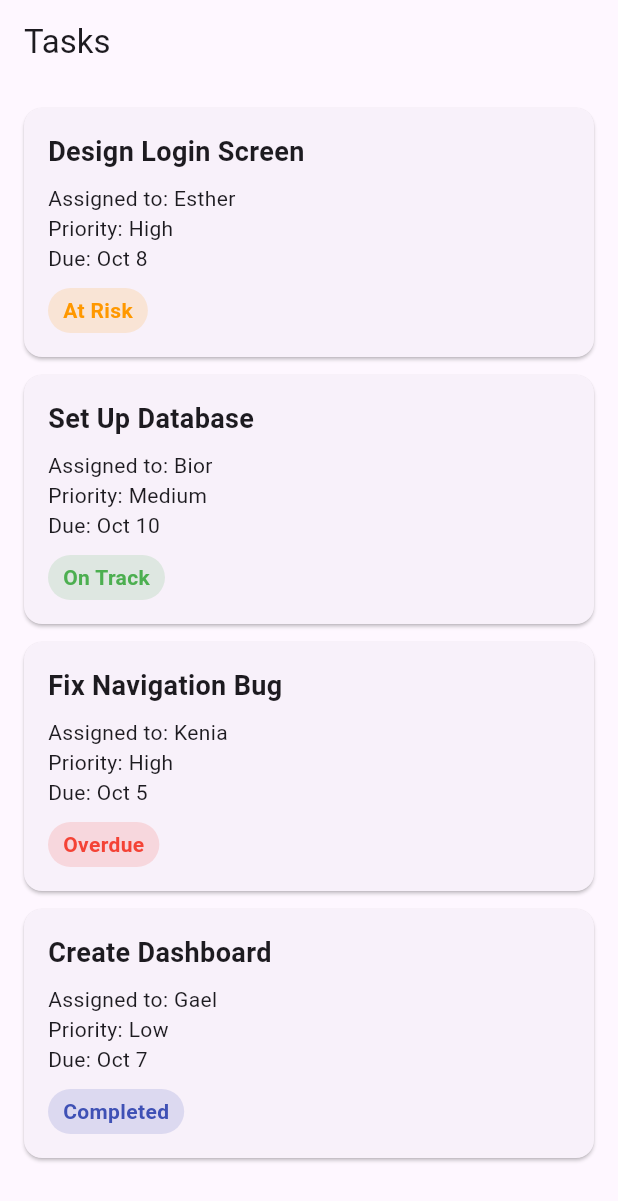
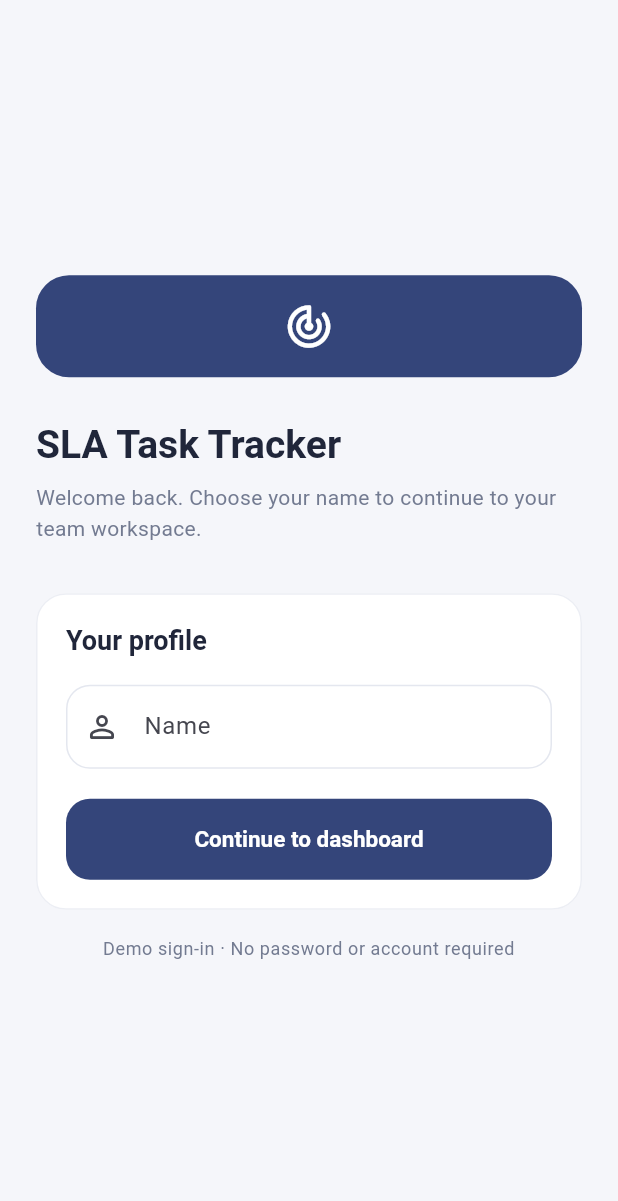
Before and after one commit to EKIRABO/flutter-sla-task-tracker, a Flutter app: the screen it shows after launch, on a phone screen of 412 x 824 dp. Shown: the top 1201 px of the screen. Run offline on Flutter 3.47's test engine with Material 3 defaults, Android fonts, the phone set to English and light mode, and no system bars.

Commit message:
Add login and dashboard screens

```diff
--- a/lib/main.dart
+++ b/lib/main.dart
@@ -1,5 +1,7 @@
 import 'package:flutter/material.dart';
-import 'screens/task_list_screen.dart';
+
+import 'screens/sign_in_screen.dart';
+import 'theme/app_theme.dart';
 
 void main() {
   runApp(const MyApp());
@@ -13,12 +15,8 @@ class MyApp extends StatelessWidget {
     return MaterialApp(
       debugShowCheckedModeBanner: false,
       title: 'SLA Task Tracker',
-      theme: ThemeData(
-        colorScheme: ColorScheme.fromSeed(
-          seedColor: Colors.deepPurple,
-        ),
-      ),
-      home: const TaskListScreen(),
+      theme: AppTheme.light,
+      home: const SignInScreen(),
     );
   }
 }
--- /dev/null
+++ b/lib/screens/sign_in_screen.dart
@@ -0,0 +1,135 @@
+import 'package:flutter/material.dart';
+
+import '../theme/app_theme.dart';
+import 'dashboard_screen.dart';
+
+class SignInScreen extends StatefulWidget {
+  const SignInScreen({super.key});
+
+  @override
+  State<SignInScreen> createState() => _SignInScreenState();
+}
+
+class _SignInScreenState extends State<SignInScreen> {
+  final _formKey = GlobalKey<FormState>();
+  final _nameController = TextEditingController();
+
+  @override
+  void dispose() {
+    _nameController.dispose();
+    super.dispose();
+  }
+
+  void _continueToDashboard() {
+    if (!_formKey.currentState!.validate()) {
+      return;
+    }
+
+    Navigator.of(context).pushReplacement(
+      MaterialPageRoute<void>(
+        builder: (_) => DashboardScreen(
+          userName: _nameController.text.trim(),
+        ),
+      ),
+    );
+  }
+
+  @override
+  Widget build(BuildContext context) {
+    return Scaffold(
+      body: SafeArea(
+        child: Center(
+          child: SingleChildScrollView(
+            padding: const EdgeInsets.all(24),
+            child: ConstrainedBox(
+              constraints: const BoxConstraints(maxWidth: 440),
+              child: Form(
+                key: _formKey,
+                child: Column(
+                  crossAxisAlignment: CrossAxisAlignment.stretch,
+                  children: [
+                    Container(
+                      width: 68,
+                      height: 68,
+                      alignment: Alignment.center,
+                      decoration: BoxDecoration(
+                        color: AppColors.primary,
+                        borderRadius: BorderRadius.circular(22),
+                      ),
+                      child: const Icon(
+                        Icons.track_changes_rounded,
+                        color: Colors.white,
+                        size: 34,
+                      ),
+                    ),
+                    const SizedBox(height: 28),
+                    Text(
+                      'SLA Task Tracker',
+                      style: Theme.of(context).textTheme.headlineMedium,
+                    ),
+                    const SizedBox(height: 8),
+                    Text(
+                      'Welcome back. Choose your name to continue to your team workspace.',
+                      style: Theme.of(context).textTheme.bodyMedium?.copyWith(
+                            color: AppColors.mutedText,
+                            height: 1.5,
+                          ),
+                    ),
+                    const SizedBox(height: 32),
+                    Card(
+                      child: Padding(
+                        padding: const EdgeInsets.all(20),
+                        child: Column(
+                          crossAxisAlignment: CrossAxisAlignment.start,
+                          children: [
+                            Text(
+                              'Your profile',
+                              style: Theme.of(context).textTheme.titleLarge,
+                            ),
+                            const SizedBox(height: 18),
+                            TextFormField(
+                              controller: _nameController,
+                              textCapitalization: TextCapitalization.words,
+                              textInputAction: TextInputAction.done,
+                              onFieldSubmitted: (_) => _continueToDashboard(),
+                              decoration: const InputDecoration(
+                                labelText: 'Name',
+                                hintText: 'Enter your name',
+                                prefixIcon: Icon(Icons.person_outline_rounded),
+                              ),
+                              validator: (value) {
+                                final name = value?.trim() ?? '';
+                                if (name.isEmpty) {
+                                  return 'Please enter your name.';
+                                }
+                                if (name.length < 2) {
+                                  return 'Name must be at least 2 characters.';
+                                }
+                                return null;
+                              },
+                            ),
+                            const SizedBox(height: 20),
+                            FilledButton(
+                              onPressed: _continueToDashboard,
+                              child: const Text('Continue to dashboard'),
+                            ),
+                          ],
+                        ),
+                      ),
+                    ),
+                    const SizedBox(height: 18),
+                    Text(
+                      'Demo sign-in · No password or account required',
+                      textAlign: TextAlign.center,
+                      style: Theme.of(context).textTheme.bodySmall,
+                    ),
+                  ],
+                ),
+              ),
+            ),
+          ),
+        ),
+      ),
+    );
+  }
+}
--- /dev/null
+++ b/lib/theme/app_theme.dart
@@ -0,0 +1,107 @@
+import 'package:flutter/material.dart';
+
+abstract final class AppColors {
+  static const background = Color(0xFFF5F6FA);
+  static const primary = Color(0xFF34457A);
+  static const text = Color(0xFF20263A);
+  static const mutedText = Color(0xFF737B91);
+  static const onTrack = Color(0xFF24845A);
+  static const atRisk = Color(0xFFD98221);
+  static const overdue = Color(0xFFC8414A);
+  static const completed = Color(0xFF4255B5);
+}
+
+class AppTheme {
+  const AppTheme._();
+
+  static ThemeData get light {
+    final colorScheme = ColorScheme.fromSeed(
+      seedColor: AppColors.primary,
+      surface: Colors.white,
+    );
+
+    return ThemeData(
+      useMaterial3: true,
+      colorScheme: colorScheme,
+      scaffoldBackgroundColor: AppColors.background,
+      appBarTheme: const AppBarTheme(
+        backgroundColor: AppColors.background,
+        foregroundColor: AppColors.text,
+        centerTitle: false,
+        elevation: 0,
+      ),
+      textTheme: const TextTheme(
+        headlineMedium: TextStyle(
+          color: AppColors.text,
+          fontSize: 26,
+          fontWeight: FontWeight.w700,
+        ),
+        titleLarge: TextStyle(
+          color: AppColors.text,
+          fontSize: 18,
+          fontWeight: FontWeight.w700,
+        ),
+        bodyMedium: TextStyle(color: AppColors.text, fontSize: 14),
+        bodySmall: TextStyle(color: AppColors.mutedText, fontSize: 12),
+      ),
+      inputDecorationTheme: InputDecorationTheme(
+        filled: true,
+        fillColor: Colors.white,
+        contentPadding: const EdgeInsets.symmetric(
+          horizontal: 16,
+          vertical: 16,
+        ),
+        border: OutlineInputBorder(
+          borderRadius: BorderRadius.circular(16),
+          borderSide: const BorderSide(color: Color(0xFFE4E7EF)),
+        ),
+        enabledBorder: OutlineInputBorder(
+          borderRadius: BorderRadius.circular(16),
+          borderSide: const BorderSide(color: Color(0xFFE4E7EF)),
+        ),
+        focusedBorder: OutlineInputBorder(
+          borderRadius: BorderRadius.circular(16),
+          borderSide: const BorderSide(color: AppColors.primary, width: 1.5),
+        ),
+      ),
+      filledButtonTheme: FilledButtonThemeData(
+        style: FilledButton.styleFrom(
+          backgroundColor: AppColors.primary,
+          foregroundColor: Colors.white,
+          minimumSize: const Size.fromHeight(54),
+          shape: RoundedRectangleBorder(
+            borderRadius: BorderRadius.circular(16),
+          ),
+          textStyle: const TextStyle(
+            fontSize: 15,
+            fontWeight: FontWeight.w600,
+          ),
+        ),
+      ),
+      cardTheme: CardThemeData(
+        color: Colors.white,
+        elevation: 0,
+        margin: EdgeInsets.zero,
+        shape: RoundedRectangleBorder(
+          borderRadius: BorderRadius.circular(20),
+          side: const BorderSide(color: Color(0xFFECEEF4)),
+        ),
+      ),
+      navigationBarTheme: NavigationBarThemeData(
+        backgroundColor: Colors.white,
+        indicatorColor: AppColors.primary.withValues(alpha: 0.12),
+        labelTextStyle: WidgetStateProperty.resolveWith((states) {
+          return TextStyle(
+            color: states.contains(WidgetState.selected)
+                ? AppColors.primary
+                : AppColors.mutedText,
+            fontSize: 11,
+            fontWeight: states.contains(WidgetState.selected)
+                ? FontWeight.w700
+                : FontWeight.w500,
+          );
+        }),
+      ),
+    );
+  }
+}
```
Also changed, not shown: lib/screens/dashboard_screen.dart (added, +444 -0 lines), lib/widgets/app_bottom_navigation.dart (added, +41 -0 lines), 1 other file.
